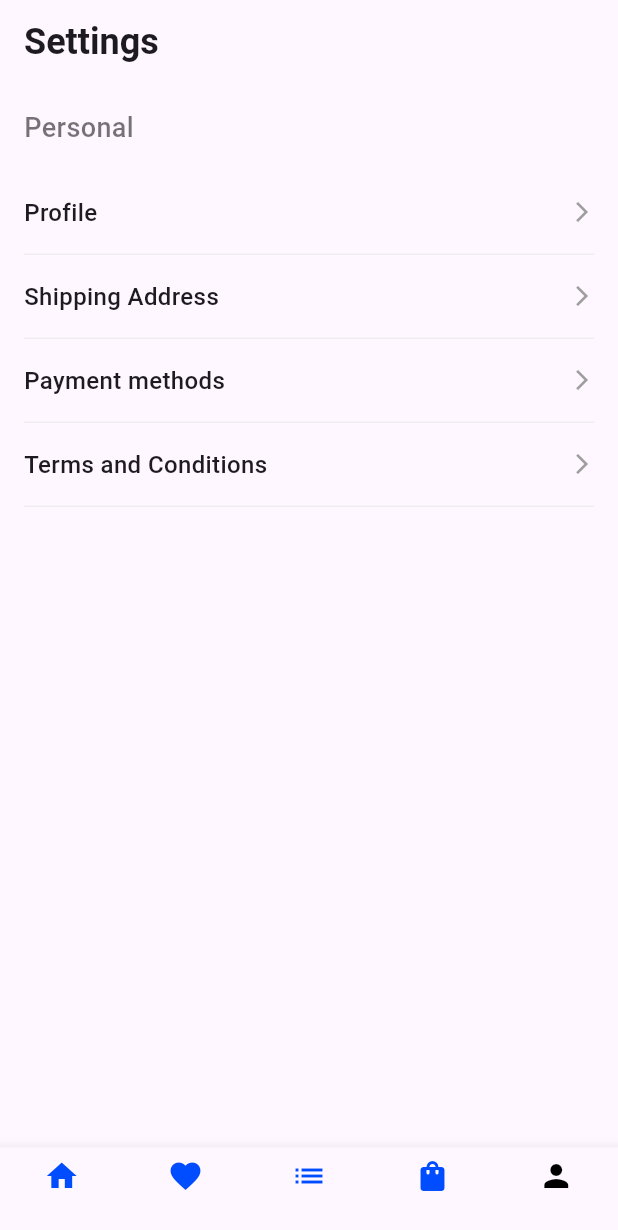
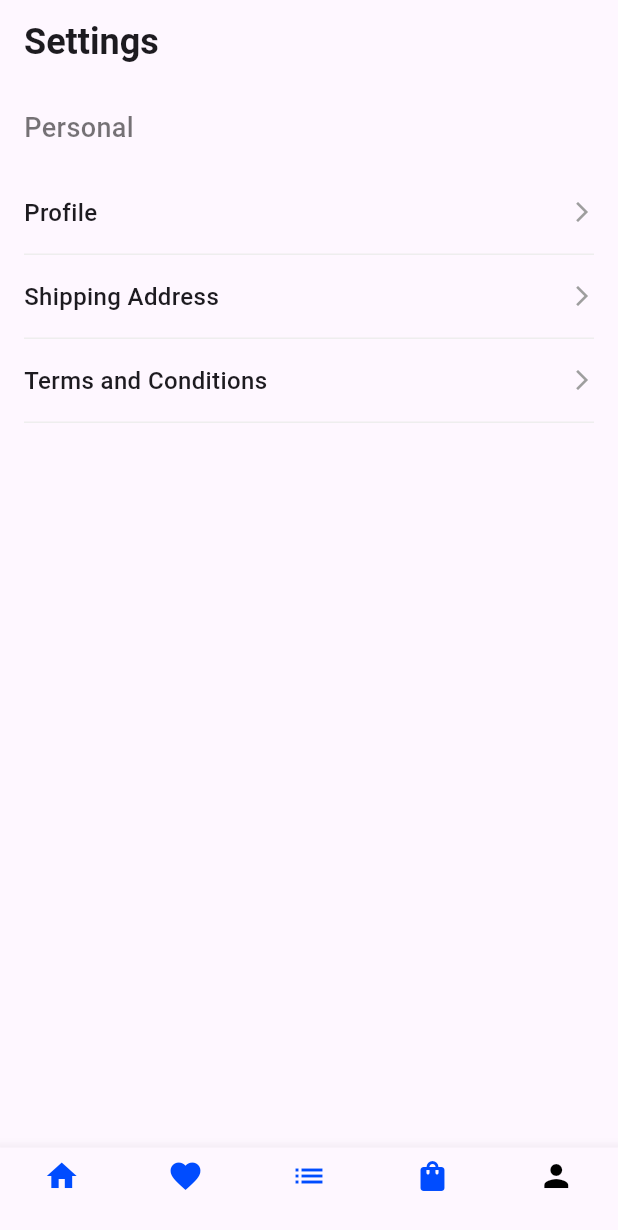
Before and after one commit to JosePabloSG/quickstore_app, a Flutter app: the screen it shows once a user with an empty profile is signed in, item 5 of the bottom bar chosen, on a phone screen of 412 x 824 dp. Shown: the top 1230 px of the screen. Run offline on Flutter 3.47's test engine with Material 3 defaults, Android fonts, the phone set to English and light mode, and no system bars; our stand-ins replace cached_network_image, dio, firebase_auth, firebase_core, flutter_secure_storage, flutter_svg and 3 more; accounts and stored records are empty; network calls fail.

Commit message:
feat: remove payment methods navigation tile from profile screen

```diff
--- a/lib/screens/profile_screen.dart
+++ b/lib/screens/profile_screen.dart
@@ -59,19 +59,6 @@ class ProfileScreen extends StatelessWidget {
               ),
               _buildNavigationTile(
                 context,
-                'Payment methods',
-                icon: Icons.arrow_forward_ios,
-                onTap: () {
-                  Navigator.push(
-                    context,
-                    MaterialPageRoute(
-                      builder: (_) => const PaymentMethodsScreen(),
-                    ),
-                  );
-                },
-              ),
-              _buildNavigationTile(
-                context,
                 'Terms and Conditions',
                 icon: Icons.arrow_forward_ios,
                 onTap: () {
```
